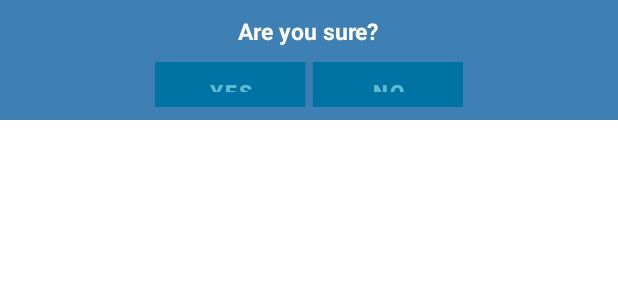
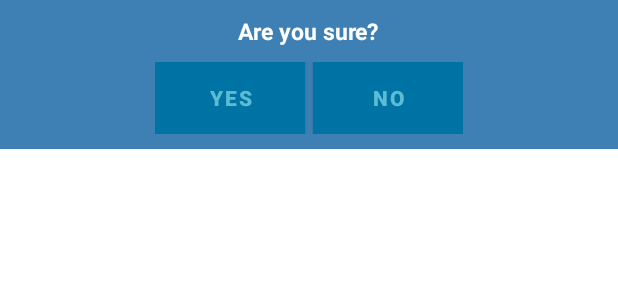
Before and after one commit to truong-lv/Student-Score-Management_App, an Android app: the layout activity_custom_dialog.xml on its own in the app's theme, with its tools: preview values and no code run, on a phone screen of 412 x 824 dp. Shown: the top 300 px of the screen. Run offline under Robolectric (Android 15) with nearby library versions, the phone set to English and light mode, and no system bars.

Commit message:
edit custom dialog design

```diff
--- a/app/src/main/res/layout/activity_custom_dialog.xml
+++ b/app/src/main/res/layout/activity_custom_dialog.xml
@@ -3,7 +3,7 @@
     xmlns:tools="http://schemas.android.com/tools"
     tools:context=".CustomDialog"
     android:layout_width="fill_parent"
-    android:layout_height="80dp"
+    android:layout_height="wrap_content"
     android:background="#3E80B4"
     android:orientation="vertical">
     <TextView
@@ -21,12 +21,13 @@
         android:layout_height="wrap_content"
         android:layout_gravity="center"
         android:background="#3E80B4"
-        android:orientation="horizontal" >
+        android:orientation="horizontal"
+        android:layout_marginBottom="10dp">
 
         <Button
             android:id="@+id/btn_yes"
             android:layout_width="100dp"
-            android:layout_height="30dp"
+            android:layout_height="wrap_content"
             android:background="@android:color/white"
             android:clickable="true"
             android:text="Yes"
@@ -36,7 +37,7 @@
         <Button
             android:id="@+id/btn_no"
             android:layout_width="100dp"
-            android:layout_height="30dp"
+            android:layout_height="wrap_content"
             android:layout_marginLeft="5dp"
             android:background="@android:color/white"
             android:clickable="true"
```
